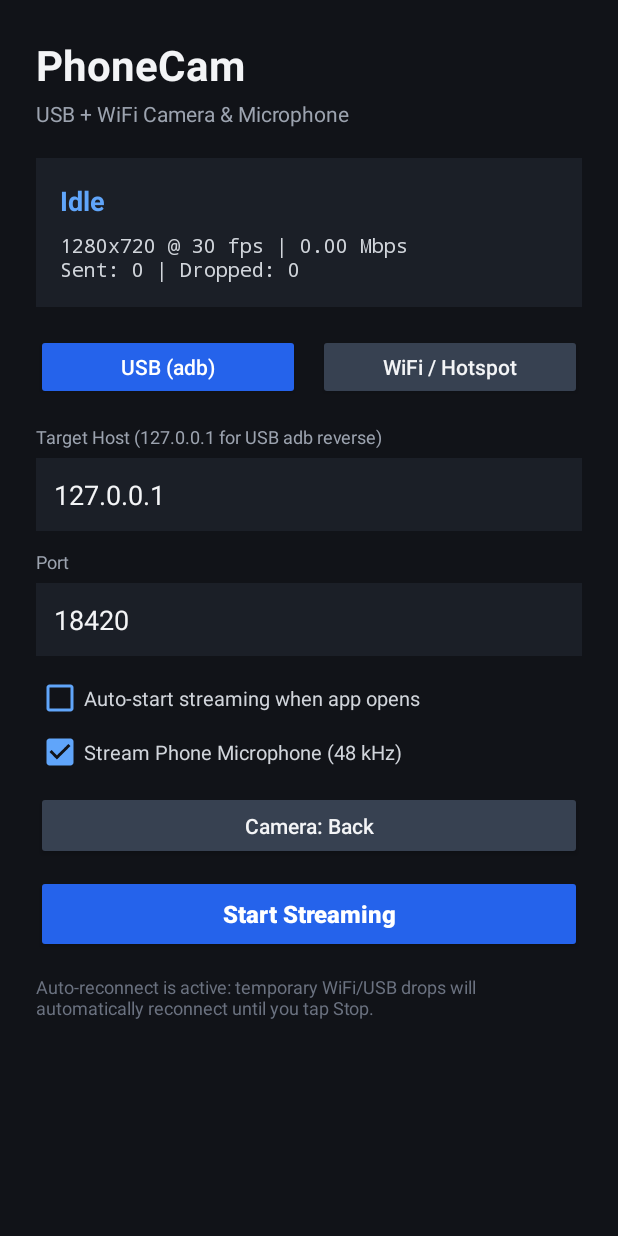
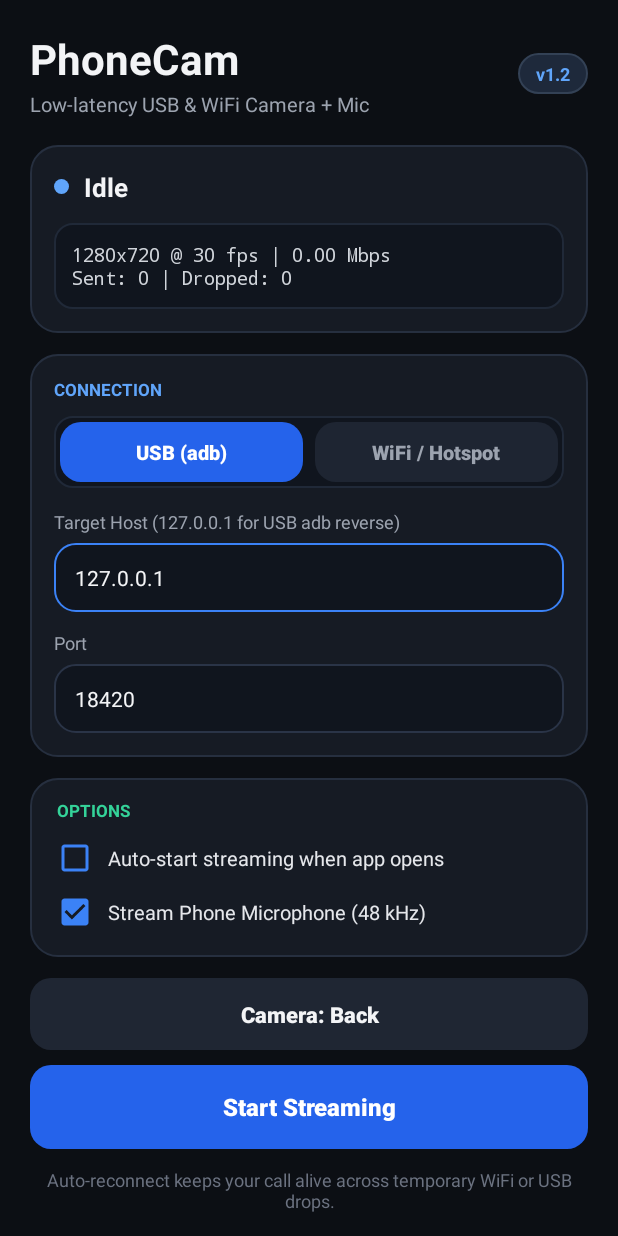
Before and after one commit to NithinMJose/phonecam, an Android app: the screen it shows after launch (MainActivity), on a phone screen of 412 x 824 dp. Run offline under Robolectric (Android 15) with nearby library versions, the phone set to English and light mode, and no system bars.

Commit message:
style(ui): modern rounded Fluent dark UI for Windows & Android (v1.2.0)

```diff
--- a/android/app/build.gradle.kts
+++ b/android/app/build.gradle.kts
@@ -19,8 +19,8 @@ android {
         applicationId = "com.phonecam"
         minSdk = 30
         targetSdk = 36
-        versionCode = 2
-        versionName = "1.1.0"
+        versionCode = 3
+        versionName = "1.2.0"
     }
 
     signingConfigs {
--- a/android/app/src/main/java/com/phonecam/MainActivity.kt
+++ b/android/app/src/main/java/com/phonecam/MainActivity.kt
@@ -31,6 +31,7 @@ import java.util.Locale
 class MainActivity : AppCompatActivity() {
 
     private lateinit var tvStatus: TextView
+    private lateinit var viewStatusDot: View
     private lateinit var tvStats: TextView
     private lateinit var tvError: TextView
     private lateinit var tvHostLabel: TextView
@@ -97,6 +98,7 @@ class MainActivity : AppCompatActivity() {
         setContentView(R.layout.activity_main)
 
         tvStatus = findViewById(R.id.tvStatus)
+        viewStatusDot = findViewById(R.id.viewStatusDot)
         tvStats = findViewById(R.id.tvStats)
         tvError = findViewById(R.id.tvError)
         tvHostLabel = findViewById(R.id.tvHostLabel)
@@ -181,11 +183,13 @@ class MainActivity : AppCompatActivity() {
         prefs.edit().putBoolean("wifi_mode", useWifi).apply()
 
         val activeTint = ColorStateList.valueOf(Color.parseColor("#2563EB"))
-        val inactiveTint = ColorStateList.valueOf(Color.parseColor("#374151"))
+        val inactiveTint = ColorStateList.valueOf(Color.parseColor("#1E2532"))
 
         if (useWifi) {
             btnModeUsb.backgroundTintList = inactiveTint
+            btnModeUsb.setTextColor(Color.parseColor("#9CA3AF"))
             btnModeWifi.backgroundTintList = activeTint
+            btnModeWifi.setTextColor(Color.WHITE)
             tvHostLabel.text = "PC WiFi / Hotspot IP"
             btnDiscover.visibility = View.VISIBLE
             tvDiscoveryHint.visibility = View.VISIBLE
@@ -201,7 +205,9 @@ class MainActivity : AppCompatActivity() {
             }
         } else {
             btnModeUsb.backgroundTintList = activeTint
+            btnModeUsb.setTextColor(Color.WHITE)
             btnModeWifi.backgroundTintList = inactiveTint
+            btnModeWifi.setTextColor(Color.parseColor("#9CA3AF"))
             tvHostLabel.text = "Target Host (127.0.0.1 for USB adb reverse)"
             btnDiscover.visibility = View.GONE
             tvDiscoveryHint.visibility = View.GONE
@@ -279,6 +285,16 @@ class MainActivity : AppCompatActivity() {
                     }
                 }
                 btnToggle.text = if (st.isRunning) "Stop Streaming" else "Start Streaming"
+                btnToggle.backgroundTintList = ColorStateList.valueOf(
+                    Color.parseColor(if (st.isRunning) "#DC2626" else "#2563EB")
+                )
+                val dotColor = when {
+                    st.errorText != null && !st.isRunning -> "#F87171"
+                    st.isConnected -> "#34D399"
+                    st.isRunning -> "#FBBF24"
+                    else -> "#60A5FA"
+                }
+                viewStatusDot.backgroundTintList = ColorStateList.valueOf(Color.parseColor(dotColor))
                 btnModeUsb.isEnabled = !st.isRunning
                 btnModeWifi.isEnabled = !st.isRunning
                 btnDiscover.isEnabled = !st.isRunning
--- /dev/null
+++ b/android/app/src/main/res/drawable/bg_badge_pill.xml
@@ -0,0 +1,6 @@
+<?xml version="1.0" encoding="utf-8"?>
+<shape xmlns:android="http://schemas.android.com/apk/res/android" android:shape="rectangle">
+    <solid android:color="#1E293B" />
+    <stroke android:width="1dp" android:color="#334155" />
+    <corners android:radius="999dp" />
+</shape>
--- /dev/null
+++ b/android/app/src/main/res/drawable/bg_button_pill.xml
@@ -0,0 +1,9 @@
+<?xml version="1.0" encoding="utf-8"?>
+<ripple xmlns:android="http://schemas.android.com/apk/res/android" android:color="#33FFFFFF">
+    <item>
+        <shape android:shape="rectangle">
+            <solid android:color="#2563EB" />
+            <corners android:radius="14dp" />
+        </shape>
+    </item>
+</ripple>
--- /dev/null
+++ b/android/app/src/main/res/drawable/bg_card.xml
@@ -0,0 +1,6 @@
+<?xml version="1.0" encoding="utf-8"?>
+<shape xmlns:android="http://schemas.android.com/apk/res/android" android:shape="rectangle">
+    <solid android:color="#161B24" />
+    <stroke android:width="1dp" android:color="#262F3F" />
+    <corners android:radius="18dp" />
+</shape>
--- /dev/null
+++ b/android/app/src/main/res/drawable/bg_dot_status.xml
@@ -0,0 +1,4 @@
+<?xml version="1.0" encoding="utf-8"?>
+<shape xmlns:android="http://schemas.android.com/apk/res/android" android:shape="oval">
+    <solid android:color="#60A5FA" />
+</shape>
--- /dev/null
+++ b/android/app/src/main/res/drawable/bg_inner_pill.xml
@@ -0,0 +1,6 @@
+<?xml version="1.0" encoding="utf-8"?>
+<shape xmlns:android="http://schemas.android.com/apk/res/android" android:shape="rectangle">
+    <solid android:color="#10151E" />
+    <stroke android:width="1dp" android:color="#202938" />
+    <corners android:radius="12dp" />
+</shape>
--- /dev/null
+++ b/android/app/src/main/res/drawable/bg_input.xml
@@ -0,0 +1,17 @@
+<?xml version="1.0" encoding="utf-8"?>
+<selector xmlns:android="http://schemas.android.com/apk/res/android">
+    <item android:state_focused="true">
+        <shape android:shape="rectangle">
+            <solid android:color="#10151E" />
+            <stroke android:width="1.5dp" android:color="#3B82F6" />
+            <corners android:radius="14dp" />
+        </shape>
+    </item>
+    <item>
+        <shape android:shape="rectangle">
+            <solid android:color="#10151E" />
+            <stroke android:width="1dp" android:color="#2A3447" />
+            <corners android:radius="14dp" />
+        </shape>
+    </item>
+</selector>
--- a/android/app/src/main/res/layout/activity_main.xml
+++ b/android/app/src/main/res/layout/activity_main.xml
@@ -2,15 +2,29 @@
 <ScrollView xmlns:android="http://schemas.android.com/apk/res/android"
     android:layout_width="match_parent"
     android:layout_height="match_parent"
-    android:background="#111318"
+    android:background="#0C0F14"
+    android:fitsSystemWindows="true"
     android:fillViewport="true">
 
 <LinearLayout
     android:layout_width="match_parent"
     android:layout_height="wrap_content"
-    android:background="#111318"
+    android:background="#0C0F14"
     android:orientation="vertical"
-    android:padding="24dp">
+    android:padding="20dp">
+
+    <!-- Header Row -->
+    <LinearLayout
+        android:layout_width="match_parent"
+        android:layout_height="wrap_content"
+        android:gravity="center_vertical"
+        android:orientation="horizontal">
+
+        <LinearLayout
+            android:layout_width="0dp"
+            android:layout_height="wrap_content"
+            android:layout_weight="1"
+            android:orientation="vertical">
 
             <TextView
                 android:layout_width="wrap_content"
@@ -23,82 +37,145 @@
             <TextView
                 android:layout_width="wrap_content"
                 android:layout_height="wrap_content"
-        android:layout_marginTop="4dp"
-        android:text="USB + WiFi Camera &amp; Microphone"
+                android:layout_marginTop="2dp"
+                android:text="Low-latency USB &amp; WiFi Camera + Mic"
                 android:textColor="#9CA3AF"
-        android:textSize="14sp" />
+                android:textSize="13sp" />
+        </LinearLayout>
+
+        <TextView
+            android:layout_width="wrap_content"
+            android:layout_height="wrap_content"
+            android:background="@drawable/bg_badge_pill"
+            android:paddingStart="12dp"
+            android:paddingTop="5dp"
+            android:paddingEnd="12dp"
+            android:paddingBottom="5dp"
+            android:text="v1.2"
+            android:textColor="#60A5FA"
+            android:textSize="12sp"
+            android:textStyle="bold" />
+    </LinearLayout>
+
+    <!-- Status Card -->
+    <LinearLayout
+        android:layout_width="match_parent"
+        android:layout_height="wrap_content"
+        android:layout_marginTop="18dp"
+        android:background="@drawable/bg_card"
+        android:orientation="vertical"
+        android:padding="16dp">
 
         <LinearLayout
             android:layout_width="match_parent"
             android:layout_height="wrap_content"
-        android:layout_marginTop="20dp"
-        android:background="#1B1F27"
-        android:orientation="vertical"
-        android:padding="16dp">
+            android:gravity="center_vertical"
+            android:orientation="horizontal">
+
+            <View
+                android:id="@+id/viewStatusDot"
+                android:layout_width="10dp"
+                android:layout_height="10dp"
+                android:layout_marginEnd="10dp"
+                android:background="@drawable/bg_dot_status" />
 
             <TextView
                 android:id="@+id/tvStatus"
-            android:layout_width="wrap_content"
+                android:layout_width="0dp"
                 android:layout_height="wrap_content"
+                android:layout_weight="1"
                 android:text="Idle"
-            android:textColor="#60A5FA"
-            android:textSize="18sp"
+                android:textColor="#F3F4F6"
+                android:textSize="17sp"
                 android:textStyle="bold" />
+        </LinearLayout>
 
         <TextView
             android:id="@+id/tvStats"
-            android:layout_width="wrap_content"
+            android:layout_width="match_parent"
             android:layout_height="wrap_content"
-            android:layout_marginTop="8dp"
+            android:layout_marginTop="12dp"
+            android:background="@drawable/bg_inner_pill"
             android:fontFamily="monospace"
+            android:padding="12dp"
             android:text="1280x720 @ 30 fps | 0.00 Mbps\nSent: 0 | Dropped: 0"
             android:textColor="#D1D5DB"
-            android:textSize="13sp" />
+            android:textSize="12.5sp" />
 
         <TextView
             android:id="@+id/tvError"
             android:layout_width="match_parent"
             android:layout_height="wrap_content"
-            android:layout_marginTop="8dp"
-            android:textColor="#F87171"
+            android:layout_marginTop="10dp"
+            android:background="@drawable/bg_inner_pill"
+            android:padding="10dp"
+            android:textColor="#FCA5A5"
             android:textSize="12sp"
             android:visibility="gone" />
     </LinearLayout>
 
+    <!-- Connection Card -->
     <LinearLayout
         android:layout_width="match_parent"
         android:layout_height="wrap_content"
-        android:layout_marginTop="18dp"
-        android:orientation="horizontal">
+        android:layout_marginTop="14dp"
+        android:background="@drawable/bg_card"
+        android:orientation="vertical"
+        android:padding="16dp">
+
+        <TextView
+            android:layout_width="wrap_content"
+            android:layout_height="wrap_content"
+            android:text="CONNECTION"
+            android:textColor="#60A5FA"
+            android:textSize="11sp"
+            android:textStyle="bold" />
+
+        <!-- Segmented Transport Switch -->
+        <LinearLayout
+            android:layout_width="match_parent"
+            android:layout_height="wrap_content"
+            android:layout_marginTop="10dp"
+            android:background="@drawable/bg_inner_pill"
+            android:orientation="horizontal"
+            android:padding="4dp">
 
             <Button
                 android:id="@+id/btnModeUsb"
                 android:layout_width="0dp"
-            android:layout_height="44dp"
-            android:layout_marginEnd="6dp"
+                android:layout_height="40dp"
+                android:layout_marginEnd="4dp"
                 android:layout_weight="1"
+                android:background="@drawable/bg_button_pill"
                 android:backgroundTint="#2563EB"
+                android:stateListAnimator="@null"
                 android:text="USB (adb)"
                 android:textAllCaps="false"
-            android:textColor="#FFFFFF" />
+                android:textColor="#FFFFFF"
+                android:textSize="13.5sp"
+                android:textStyle="bold" />
 
             <Button
                 android:id="@+id/btnModeWifi"
                 android:layout_width="0dp"
-            android:layout_height="44dp"
-            android:layout_marginStart="6dp"
+                android:layout_height="40dp"
+                android:layout_marginStart="4dp"
                 android:layout_weight="1"
-            android:backgroundTint="#374151"
+                android:background="@drawable/bg_button_pill"
+                android:backgroundTint="#1E2532"
+                android:stateListAnimator="@null"
                 android:text="WiFi / Hotspot"
                 android:textAllCaps="false"
-            android:textColor="#F3F4F6" />
+                android:textColor="#D1D5DB"
+                android:textSize="13.5sp"
+                android:textStyle="bold" />
         </LinearLayout>
 
         <TextView
             android:id="@+id/tvHostLabel"
             android:layout_width="wrap_content"
             android:layout_height="wrap_content"
-        android:layout_marginTop="16dp"
+            android:layout_marginTop="14dp"
             android:text="Target Host (127.0.0.1 for USB adb reverse)"
             android:textColor="#9CA3AF"
             android:textSize="12sp" />
@@ -107,30 +184,38 @@
             android:layout_width="match_parent"
             android:layout_height="wrap_content"
             android:layout_marginTop="6dp"
+            android:gravity="center_vertical"
             android:orientation="horizontal">
 
             <EditText
                 android:id="@+id/etHost"
                 android:layout_width="0dp"
-            android:layout_height="wrap_content"
+                android:layout_height="46dp"
                 android:layout_weight="1"
-            android:background="#1B1F27"
+                android:background="@drawable/bg_input"
                 android:hint="127.0.0.1"
                 android:inputType="textUri"
-            android:padding="12dp"
+                android:paddingStart="14dp"
+                android:paddingEnd="14dp"
                 android:text="127.0.0.1"
                 android:textColor="#F3F4F6"
-            android:textColorHint="#6B7280" />
+                android:textColorHint="#6B7280"
+                android:textSize="14sp" />
 
             <Button
                 android:id="@+id/btnDiscover"
                 android:layout_width="wrap_content"
-            android:layout_height="48dp"
+                android:layout_height="46dp"
                 android:layout_marginStart="8dp"
-            android:backgroundTint="#374151"
+                android:background="@drawable/bg_button_pill"
+                android:backgroundTint="#232B3A"
+                android:paddingStart="16dp"
+                android:paddingEnd="16dp"
+                android:stateListAnimator="@null"
                 android:text="Scan PC"
                 android:textAllCaps="false"
                 android:textColor="#F3F4F6"
+                android:textSize="13.5sp"
                 android:visibility="gone" />
         </LinearLayout>
 
@@ -154,53 +239,83 @@
         <EditText
             android:id="@+id/etPort"
             android:layout_width="match_parent"
-        android:layout_height="wrap_content"
+            android:layout_height="46dp"
             android:layout_marginTop="6dp"
-        android:background="#1B1F27"
+            android:background="@drawable/bg_input"
             android:hint="18420"
             android:inputType="number"
-        android:padding="12dp"
+            android:paddingStart="14dp"
+            android:paddingEnd="14dp"
             android:text="18420"
             android:textColor="#F3F4F6"
-        android:textColorHint="#6B7280" />
+            android:textColorHint="#6B7280"
+            android:textSize="14sp" />
+    </LinearLayout>
+
+    <!-- Options Card -->
+    <LinearLayout
+        android:layout_width="match_parent"
+        android:layout_height="wrap_content"
+        android:layout_marginTop="14dp"
+        android:background="@drawable/bg_card"
+        android:orientation="vertical"
+        android:padding="14dp">
+
+        <TextView
+            android:layout_width="wrap_content"
+            android:layout_height="wrap_content"
+            android:layout_marginStart="4dp"
+            android:text="OPTIONS"
+            android:textColor="#34D399"
+            android:textSize="11sp"
+            android:textStyle="bold" />
 
         <CheckBox
             android:id="@+id/chkAutoStart"
-        android:layout_width="wrap_content"
+            android:layout_width="match_parent"
             android:layout_height="wrap_content"
-        android:layout_marginTop="12dp"
-        android:buttonTint="#60A5FA"
+            android:layout_marginTop="8dp"
+            android:buttonTint="#3B82F6"
+            android:paddingStart="6dp"
             android:text="Auto-start streaming when app opens"
-        android:textColor="#D1D5DB"
-        android:textSize="13sp" />
+            android:textColor="#E5E7EB"
+            android:textSize="13.5sp" />
 
         <CheckBox
             android:id="@+id/chkMic"
-        android:layout_width="wrap_content"
+            android:layout_width="match_parent"
             android:layout_height="wrap_content"
             android:layout_marginTop="4dp"
-        android:buttonTint="#60A5FA"
+            android:buttonTint="#3B82F6"
+            android:paddingStart="6dp"
             android:text="Stream Phone Microphone (48 kHz)"
-        android:textColor="#D1D5DB"
-        android:textSize="13sp" />
+            android:textColor="#E5E7EB"
+            android:textSize="13.5sp" />
+    </LinearLayout>
 
+    <!-- Action Controls -->
     <Button
         android:id="@+id/btnSwitchCam"
         android:layout_width="match_parent"
-        android:layout_height="46dp"
-        android:layout_marginTop="10dp"
-        android:backgroundTint="#374151"
+        android:layout_height="48dp"
+        android:layout_marginTop="14dp"
+        android:background="@drawable/bg_button_pill"
+        android:backgroundTint="#1F2633"
+        android:stateListAnimator="@null"
         android:text="Camera: Back"
         android:textAllCaps="false"
         android:textColor="#F3F4F6"
-        android:textSize="14sp" />
+        android:textSize="14.5sp"
+        android:textStyle="bold" />
 
     <Button
         android:id="@+id/btnToggle"
         android:layout_width="match_parent"
-        android:layout_height="52dp"
+        android:layout_height="56dp"
         android:layout_marginTop="10dp"
+        android:background="@drawable/bg_button_pill"
         android:backgroundTint="#2563EB"
+        android:stateListAnimator="@null"
         android:text="Start Streaming"
         android:textAllCaps="false"
         android:textColor="#FFFFFF"
@@ -210,8 +325,9 @@
     <TextView
         android:layout_width="match_parent"
         android:layout_height="wrap_content"
-        android:layout_marginTop="14dp"
-        android:text="Auto-reconnect is active: temporary WiFi/USB drops will automatically reconnect until you tap Stop."
+        android:layout_marginTop="12dp"
+        android:gravity="center"
+        android:text="Auto-reconnect keeps your call alive across temporary WiFi or USB drops."
         android:textColor="#6B7280"
         android:textSize="12sp" />
 
--- a/android/app/src/main/res/values/themes.xml
+++ b/android/app/src/main/res/values/themes.xml
@@ -1,6 +1,8 @@
 <resources>
     <style name="Theme.PhoneCam" parent="Theme.AppCompat.DayNight.NoActionBar">
-        <item name="android:statusBarColor">#111318</item>
-        <item name="android:navigationBarColor">#111318</item>
+        <item name="android:statusBarColor">#0C0F14</item>
+        <item name="android:navigationBarColor">#0C0F14</item>
+        <item name="android:windowBackground">#0C0F14</item>
+        <item name="colorAccent">#3B82F6</item>
     </style>
 </resources>
```
Also changed, not shown: 5 other files. Lines whose indentation alone changed are shown as unchanged.
